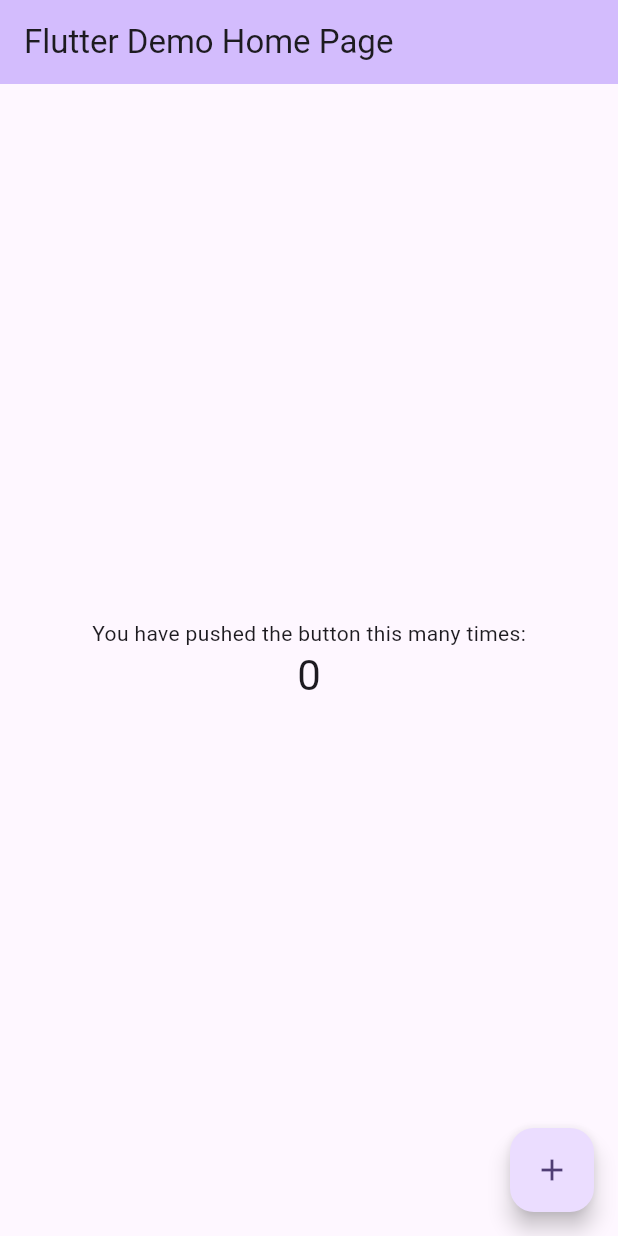
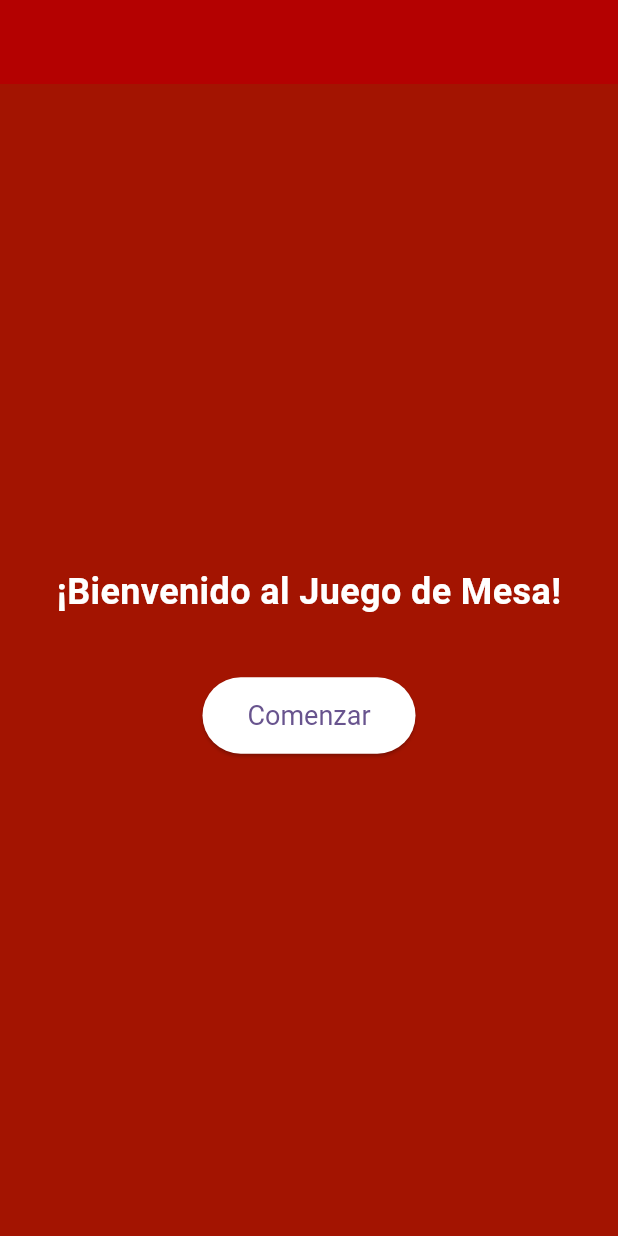
Before and after one commit to alejandromartin1/JuegoMesa, a Flutter app: the screen it shows after launch, on a phone screen of 412 x 824 dp. Run offline on Flutter 3.47's test engine with Material 3 defaults, Android fonts, the phone set to English and light mode, and no system bars.

Commit message:
Inicio de proyecto

```diff
--- a/lib/main.dart
+++ b/lib/main.dart
@@ -1,122 +1,31 @@
 import 'package:flutter/material.dart';
+import 'screens/bienvenida_screen.dart';
+import 'screens/advertencias_screen.dart';
+import 'screens/reglas_screen.dart';
+import 'screens/tablero_screen.dart';
 
 void main() {
-  runApp(const MyApp());
+  runApp(const JuegoMesaApp());
 }
 
-class MyApp extends StatelessWidget {
-  const MyApp({super.key});
+class JuegoMesaApp extends StatelessWidget {
+  const JuegoMesaApp({super.key});
 
-  // This widget is the root of your application.
   @override
   Widget build(BuildContext context) {
     return MaterialApp(
-      title: 'Flutter Demo',
+      title: 'Juego de Mesa',
+      debugShowCheckedModeBanner: false,
       theme: ThemeData(
-        // This is the theme of your application.
-        //
-        // TRY THIS: Try running your application with "flutter run". You'll see
-        // the application has a purple toolbar. Then, without quitting the app,
-        // try changing the seedColor in the colorScheme below to Colors.green
-        // and then invoke "hot reload" (save your changes or press the "hot
-        // reload" button in a Flutter-supported IDE, or press "r" if you used
-        // the command line to start the app).
-        //
-        // Notice that the counter didn't reset back to zero; the application
-        // state is not lost during the reload. To reset the state, use hot
-        // restart instead.
-        //
-        // This works for code too, not just values: Most code changes can be
-        // tested with just a hot reload.
         colorScheme: ColorScheme.fromSeed(seedColor: Colors.deepPurple),
       ),
-      home: const MyHomePage(title: 'Flutter Demo Home Page'),
+      initialRoute: '/',
+      routes: {
+        '/': (context) => const BienvenidaScreen(),
+        '/advertencias': (context) =>  PantallaAdvertencias(),
+        '/reglas': (context) =>  PantallaReglas(),
+        '/tablero': (context) =>  PantallaTablero(),
+      },
     );
   }
 }
-
-class MyHomePage extends StatefulWidget {
-  const MyHomePage({super.key, required this.title});
-
-  // This widget is the home page of your application. It is stateful, meaning
-  // that it has a State object (defined below) that contains fields that affect
-  // how it looks.
-
-  // This class is the configuration for the state. It holds the values (in this
-  // case the title) provided by the parent (in this case the App widget) and
-  // used by the build method of the State. Fields in a Widget subclass are
-  // always marked "final".
-
-  final String title;
-
-  @override
-  State<MyHomePage> createState() => _MyHomePageState();
-}
-
-class _MyHomePageState extends State<MyHomePage> {
-  int _counter = 0;
-
-  void _incrementCounter() {
-    setState(() {
-      // This call to setState tells the Flutter framework that something has
-      // changed in this State, which causes it to rerun the build method below
-      // so that the display can reflect the updated values. If we changed
-      // _counter without calling setState(), then the build method would not be
-      // called again, and so nothing would appear to happen.
-      _counter++;
-    });
-  }
-
-  @override
-  Widget build(BuildContext context) {
-    // This method is rerun every time setState is called, for instance as done
-    // by the _incrementCounter method above.
-    //
-    // The Flutter framework has been optimized to make rerunning build methods
-    // fast, so that you can just rebuild anything that needs updating rather
-    // than having to individually change instances of widgets.
-    return Scaffold(
-      appBar: AppBar(
-        // TRY THIS: Try changing the color here to a specific color (to
-        // Colors.amber, perhaps?) and trigger a hot reload to see the AppBar
-        // change color while the other colors stay the same.
-        backgroundColor: Theme.of(context).colorScheme.inversePrimary,
-        // Here we take the value from the MyHomePage object that was created by
-        // the App.build method, and use it to set our appbar title.
-        title: Text(widget.title),
-      ),
-      body: Center(
-        // Center is a layout widget. It takes a single child and positions it
-        // in the middle of the parent.
-        child: Column(
-          // Column is also a layout widget. It takes a list of children and
-          // arranges them vertically. By default, it sizes itself to fit its
-          // children horizontally, and tries to be as tall as its parent.
-          //
-          // Column has various properties to control how it sizes itself and
-          // how it positions its children. Here we use mainAxisAlignment to
-          // center the children vertically; the main axis here is the vertical
-          // axis because Columns are vertical (the cross axis would be
-          // horizontal).
-          //
-          // TRY THIS: Invoke "debug painting" (choose the "Toggle Debug Paint"
-          // action in the IDE, or press "p" in the console), to see the
-          // wireframe for each widget.
-          mainAxisAlignment: MainAxisAlignment.center,
-          children: <Widget>[
-            const Text('You have pushed the button this many times:'),
-            Text(
-              '$_counter',
-              style: Theme.of(context).textTheme.headlineMedium,
-            ),
-          ],
-        ),
-      ),
-      floatingActionButton: FloatingActionButton(
-        onPressed: _incrementCounter,
-        tooltip: 'Increment',
-        child: const Icon(Icons.add),
-      ), // This trailing comma makes auto-formatting nicer for build methods.
-    );
-  }
-}
--- /dev/null
+++ b/lib/screens/bienvenida_screen.dart
@@ -0,0 +1,41 @@
+import 'package:flutter/material.dart';
+
+class BienvenidaScreen extends StatelessWidget {
+  const BienvenidaScreen({super.key});
+
+  @override
+  Widget build(BuildContext context) {
+    return Scaffold(
+      backgroundColor: const Color.fromARGB(255, 163, 20, 1),
+      appBar: AppBar(backgroundColor: const Color.fromARGB(255, 180, 1, 1),),
+      body: Center(
+        child: Column(
+          mainAxisAlignment: MainAxisAlignment.center,
+          children: [
+            const Text('¡Bienvenido al Juego de Mesa!',
+            style: TextStyle(
+              fontSize: 24,
+              fontWeight: FontWeight.bold,
+              color: Colors.white,
+            ),
+            textAlign: TextAlign.center,
+            ),
+            const SizedBox(height: 40),
+
+            ElevatedButton(
+              onPressed: () {
+                Navigator.pushNamed(context, '/advertencias');
+              },
+              style: ElevatedButton.styleFrom(
+                backgroundColor: const Color.fromARGB(255, 255, 255, 255),
+                padding: const EdgeInsets.symmetric(horizontal: 30, vertical: 15),
+                textStyle: const TextStyle(fontSize: 18),
+              ),
+              child: const Text('Comenzar'),
+            ),
+          ],
+        ),
+      ),
+    );
+  }
+}
```
Also changed, not shown: lib/screens/advertencias_screen.dart (added, +23 -0 lines), lib/screens/reglas_screen.dart (added, +29 -0 lines), lib/screens/tablero_screen.dart (added, +73 -0 lines), lib/widgets/casilla_widget.dart (added), 1 other file.
